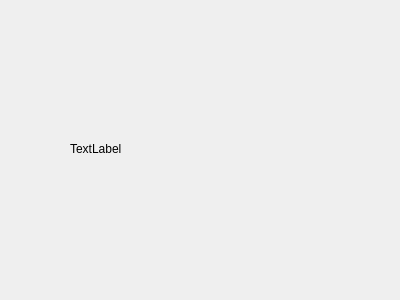
Qt form FrontEnd/watcher.ui (RAGI2023/SatelliteSim) before a commit.
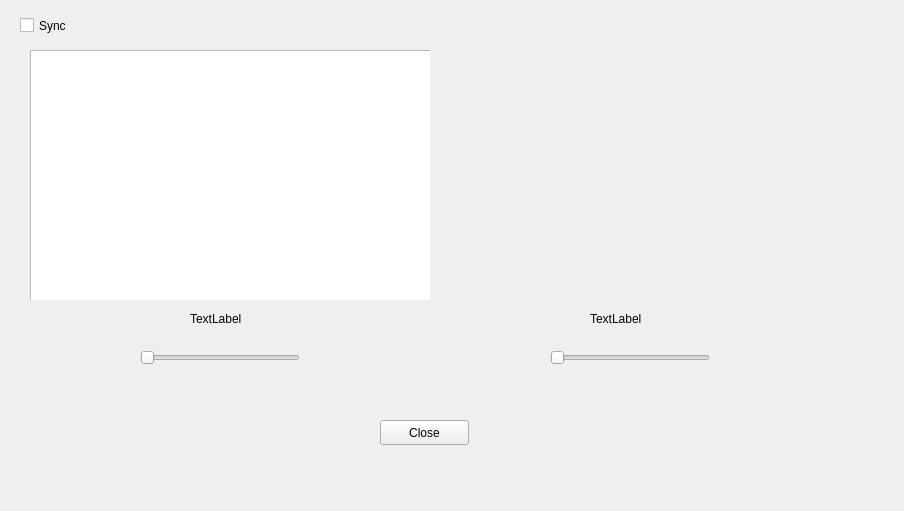
The same form after that commit.

Commit message: watcher添加textbox subplt2 slide 完成卫星规划路径算法和调用 完成bpsk调用 删除socket相关内容

Diff of the .ui file:
```diff
--- a/FrontEnd/watcher.ui
+++ b/FrontEnd/watcher.ui
@@ -6,8 +6,8 @@
    <rect>
     <x>0</x>
     <y>0</y>
-    <width>400</width>
-    <height>300</height>
+    <width>904</width>
+    <height>511</height>
    </rect>
   </property>
   <property name="windowTitle">
@@ -16,18 +16,28 @@
   <widget class="QWidget" name="subplt1" native="true">
    <property name="geometry">
     <rect>
-     <x>40</x>
-     <y>20</y>
-     <width>151</width>
-     <height>111</height>
+     <x>30</x>
+     <y>50</y>
+     <width>400</width>
+     <height>250</height>
     </rect>
    </property>
+   <widget class="QTextEdit" name="text1">
+    <property name="geometry">
+     <rect>
+      <x>0</x>
+      <y>0</y>
+      <width>401</width>
+      <height>251</height>
+     </rect>
+    </property>
+   </widget>
   </widget>
   <widget class="QLabel" name="subtitle1">
    <property name="geometry">
     <rect>
-     <x>70</x>
-     <y>140</y>
+     <x>190</x>
+     <y>310</y>
      <width>67</width>
      <height>17</height>
     </rect>
@@ -36,6 +46,81 @@
     <string>TextLabel</string>
    </property>
   </widget>
+  <widget class="QWidget" name="subplt2" native="true">
+   <property name="geometry">
+    <rect>
+     <x>450</x>
+     <y>50</y>
+     <width>400</width>
+     <height>250</height>
+    </rect>
+   </property>
+  </widget>
+  <widget class="QLabel" name="subtitle2">
+   <property name="geometry">
+    <rect>
+     <x>590</x>
+     <y>310</y>
+     <width>67</width>
+     <height>17</height>
+    </rect>
+   </property>
+   <property name="text">
+    <string>TextLabel</string>
+   </property>
+  </widget>
+  <widget class="QSlider" name="subSlider1">
+   <property name="geometry">
+    <rect>
+     <x>140</x>
+     <y>350</y>
+     <width>160</width>
+     <height>16</height>
+    </rect>
+   </property>
+   <property name="orientation">
+    <enum>Qt::Horizontal</enum>
+   </property>
+  </widget>
+  <widget class="QCheckBox" name="SyncCheckBox">
+   <property name="geometry">
+    <rect>
+     <x>20</x>
+     <y>10</y>
+     <width>101</width>
+     <height>31</height>
+    </rect>
+   </property>
+   <property name="text">
+    <string>Sync</string>
+   </property>
+  </widget>
+  <widget class="QSlider" name="subSlider2">
+   <property name="geometry">
+    <rect>
+     <x>550</x>
+     <y>350</y>
+     <width>160</width>
+     <height>16</height>
+    </rect>
+   </property>
+   <property name="orientation">
+    <enum>Qt::Horizontal</enum>
+   </property>
+  </widget>
+  <widget class="QPushButton" name="CloseButton">
+   <property name="geometry">
+    <rect>
+     <x>380</x>
+     <y>420</y>
+     <width>89</width>
+     <height>25</height>
+    </rect>
+   </property>
+   <property name="text">
+    <string>Close</string>
+   </property>
+  </widget>
  </widget>
  <resources/>
  <connections/>
```
Left out of the diff: 19 changed lines with no effect on the pictures. The commit also changes 16 other files.
